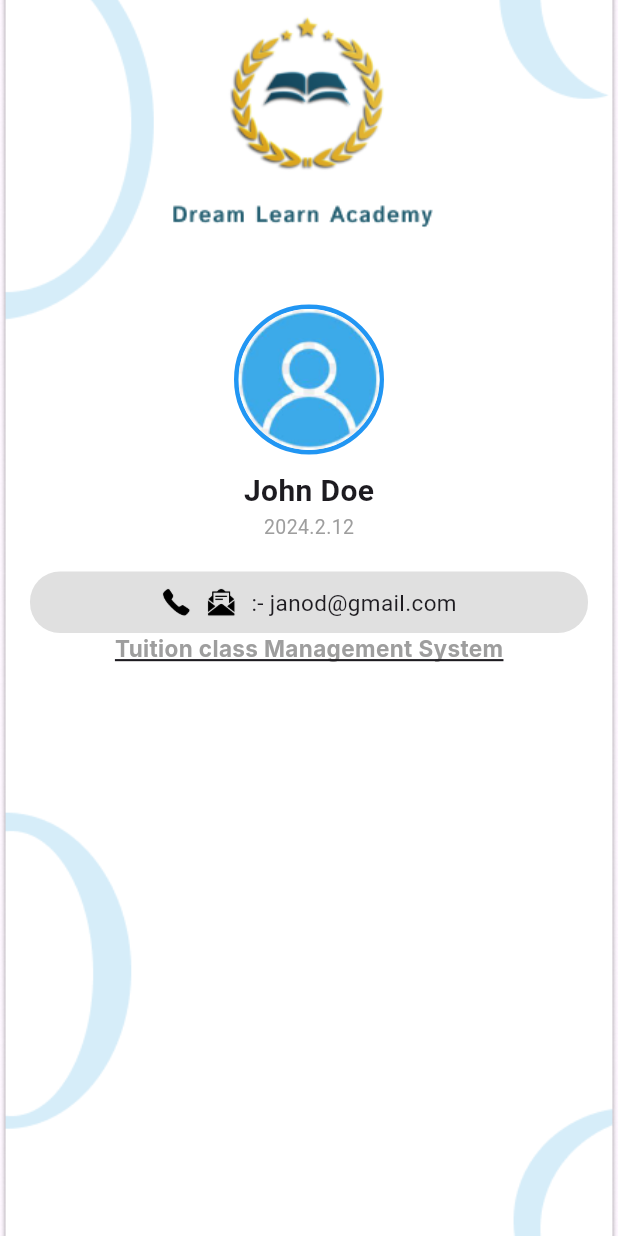
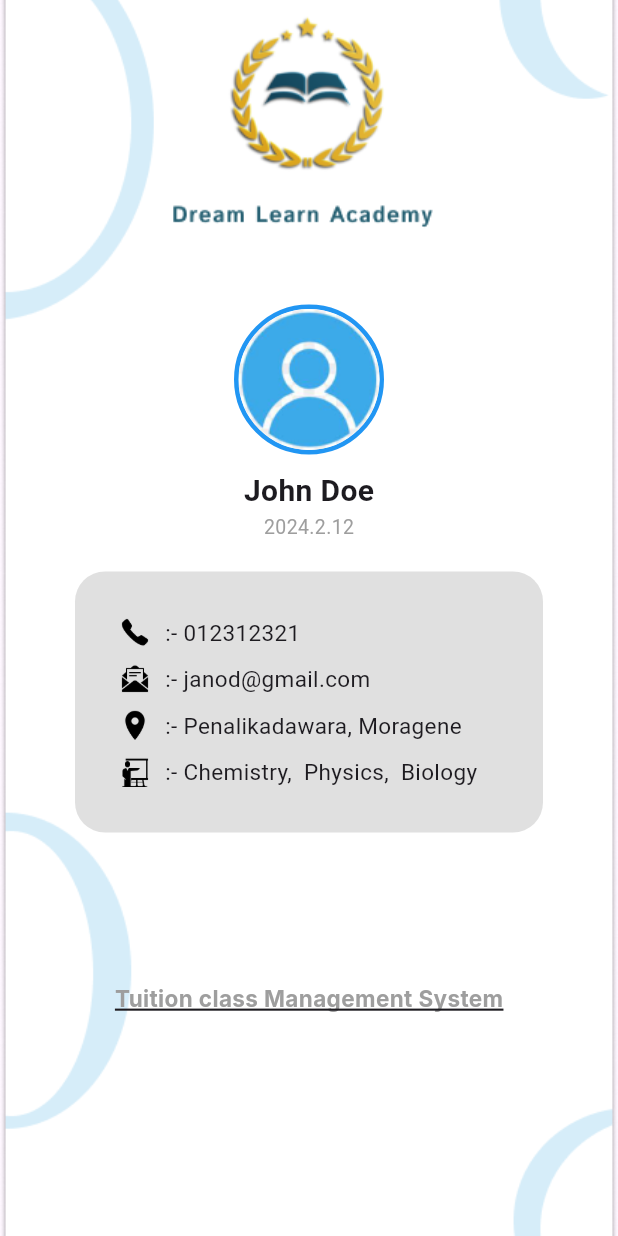
Before and after one commit to JanodAbesekara/MobileApp, a Flutter app: the Profile screen opened directly, on a phone screen of 412 x 824 dp. Run offline on Flutter 3.47's test engine with Material 3 defaults, Android fonts, the phone set to English and light mode, and no system bars; our stand-ins replace google_fonts; missing offline and left inert: more_loading_gif.

Commit message:
new edit

```diff
--- a/dream_learn_app/dream_learn_app/lib/screens/Profile.dart
+++ b/dream_learn_app/dream_learn_app/lib/screens/Profile.dart
@@ -11,82 +11,179 @@ class Profile extends StatefulWidget {
 class _ProfileState extends State<Profile> {
   @override
   Widget build(BuildContext context) {
-    return BackgroundScreen(
+    return Scaffold(
+      body: Stack(
+        children: [
+          GestureDetector(
+            onTapUp: (details) {
+              if (details.localPosition.dx < 50 && details.localPosition.dy < 50) {
+                Navigator.of(context).pop();
+              }
+            },
+            child: BackgroundScreen(
               child: _profile(context),
+            ),
+          ),
+          Positioned(
+            top: 0,
+            left: 0,
+            child: SizedBox(
+              width: 80,
+              height: 80,
+              child: GestureDetector(
+                onTap: () => Navigator.of(context).pop(),
+                child: Container(
+                  color: Colors.transparent, // Invisible area
+                ),
+              ),
+            ),
+          ),
+        ],
+      ),
     );
   }
 
   Widget _profile(BuildContext context) {
-    return Column(
+    return SingleChildScrollView(
+      child: Column(
         children: [
           Container(
-          margin: EdgeInsets.only(top: 50.0), // Add margin to the top
-          width: 100.0, // Specify the width of the image
-          height: 100.0, // Specify the height of the image
+            margin: EdgeInsets.only(top: 50.0), // Margin from top
+            width: 100.0, // Width of the image container
+            height: 100.0, // Height of the image container
             decoration: BoxDecoration(
-            shape: BoxShape.circle, // Use BoxShape.circle for a circular border
+              shape: BoxShape.circle, // Circular shape
               border: Border.all(
-              color: Colors.blue, // Color of the border
-              width: 3.0, // Width of the border
+                color: Colors.blue, // Border color
+                width: 3.0, // Border width
               ),
             ),
             child: ClipOval(
               child: Image.asset(
-              'assets/profile_avatar.png', // Replace with your image URL or asset path
+                'assets/profile_avatar.png', // Image asset path
                 fit: BoxFit.cover,
               ),
             ),
           ),
           SizedBox(height: 10),
+          // User Name Text
           Text(
-          'John Doe', // Replace with the user's name
+            'John Doe', // User's name
             style: TextStyle(
               fontSize: 20, // Font size
-            fontWeight: FontWeight.bold, // Font weight
+              fontWeight: FontWeight.bold, // Bold font weight
             ),
           ),
+          // User's Date of Birth Text
           Text(
-          '2024.2.12', // Replace with the user's date of birth
+            '2024.2.12', // User's date of birth
             style: TextStyle(
               fontSize: 13, // Font size
               color: Colors.grey, // Text color
             ),
           ),
           SizedBox(height: 20),
+          // Contact Information Container
           Container(
-          margin: EdgeInsets.symmetric(horizontal: 20), // Add margin to the container
+            margin: EdgeInsets.symmetric(horizontal: 50), // Horizontal margin
             decoration: BoxDecoration(
-            color: Colors.grey[300], // Background color of the container
-            borderRadius: BorderRadius.circular(20), // Border radius
+              color: Colors.grey[300], // Background color
+              borderRadius: BorderRadius.circular(20), // Rounded corners
             ),
             child: Padding(
-            padding: EdgeInsets.all(10), // Add padding to the container
-            child: Row(
-              mainAxisAlignment: MainAxisAlignment.center,
+              padding: EdgeInsets.all(30.0), // Padding inside the container
+              child: Column(
+                children: [
+                  // Phone Number Row
+                  Row(
+                    mainAxisAlignment: MainAxisAlignment.start, // Start alignment
                     children: [
                       Image.asset(
-                  'assets/Tprofile/tel.png', // Replace with your icon asset path
+                        'assets/Tprofile/tel.png', // Phone icon asset path
                         width: 20,
                         height: 20,
                       ),
-                SizedBox(width: 10), // Add spacing between icon and text
+                      SizedBox(width: 10),
+                      Expanded(
+                        child: Text(
+                          ':- 012312321', // User's phone number
+                          style: TextStyle(
+                            fontSize: 15, // Font size
+                          ),
+                        ),
+                      ),
+                    ],
+                  ),
+                  SizedBox(height: 10),
+                  // Email Row
+                  Row(
+                    mainAxisAlignment: MainAxisAlignment.start, // Start alignment
+                    children: [
                       Image.asset(
-                  'assets/Tprofile/email.png', // Replace with your icon asset path
+                        'assets/Tprofile/email.png', // Email icon asset path
                         width: 20,
                         height: 20,
                       ),
-                SizedBox(width: 10), // Add spacing between icon and text
-                Text(
-                  ':-' + ' janod@gmail.com', // Replace with the user's email
+                      SizedBox(width: 10),
+                      Expanded(
+                        child: Text(
+                          ':- janod@gmail.com', // User's email
                           style: TextStyle(
                             fontSize: 15, // Font size
                           ),
+                        ),
+                      ),
+                    ],
+                  ),
+                  SizedBox(height: 10),
+                  // Location Row
+                  Row(
+                    mainAxisAlignment: MainAxisAlignment.start, // Start alignment
+                    children: [
+                      Image.asset(
+                        'assets/Tprofile/location.png', // Location icon asset path
+                        width: 20,
+                        height: 20,
+                      ),
+                      SizedBox(width: 10),
+                      Expanded(
+                        child: Text(
+                          ':- Penalikadawara, Moragene', // User's location
+                          style: TextStyle(
+                            fontSize: 15, // Font size
+                          ),
+                        ),
+                      ),
+                    ],
+                  ),
+                  SizedBox(height: 10),
+                  // Subjects Row
+                  Row(
+                    mainAxisAlignment: MainAxisAlignment.start, // Start alignment
+                    children: [
+                      Image.asset(
+                        'assets/Tprofile/classes.png', // Subjects icon asset path
+                        width: 20,
+                        height: 20,
+                      ),
+                      SizedBox(width: 10),
+                      Expanded(
+                        child: Text(
+                          ':- Chemistry,  Physics,  Biology', // User's subjects
+                          style: TextStyle(
+                            fontSize: 15, // Font size
+                          ),
+                        ),
+                      ),
+                    ],
                   ),
                 ],
               ),
             ),
           ),
+          SizedBox(height: 100),
         ],
+      ),
     );
   }
 }
--- a/dream_learn_app/dream_learn_app/pubspec.yaml
+++ b/dream_learn_app/dream_learn_app/pubspec.yaml
@@ -89,6 +89,9 @@ flutter:
       - assets/Tprofile/tel.png
       - assets/Tprofile/email.png
       - assets/Tprofile/location.png
+      - assets/Tprofile/classes.png
+      - assets/backicon.png
+
 
 
   #   - images/a_dot_ham.jpeg
```
Also changed, not shown: dream_learn_app/dream_learn_app/lib/screens/QuizessT.dart (+60 -6 lines), dream_learn_app/dream_learn_app/assets/Tprofile/classes.png (added), dream_learn_app/dream_learn_app/assets/backicon.png (added). Lines whose indentation alone changed are shown as unchanged.
